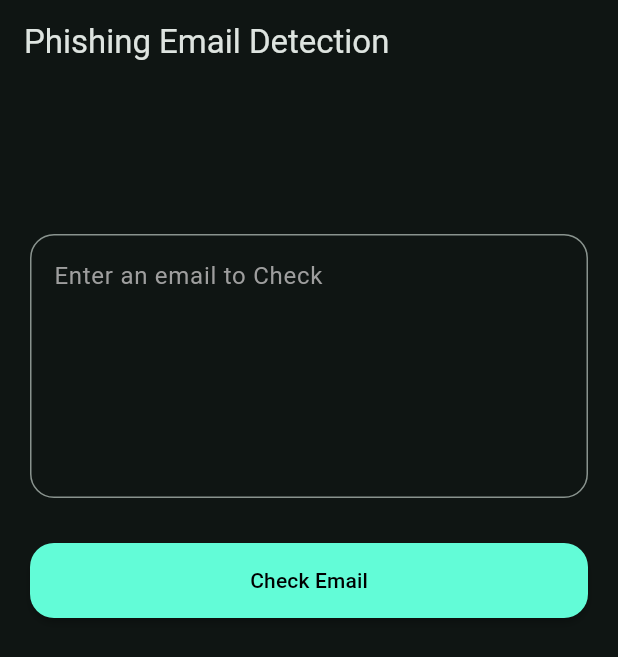
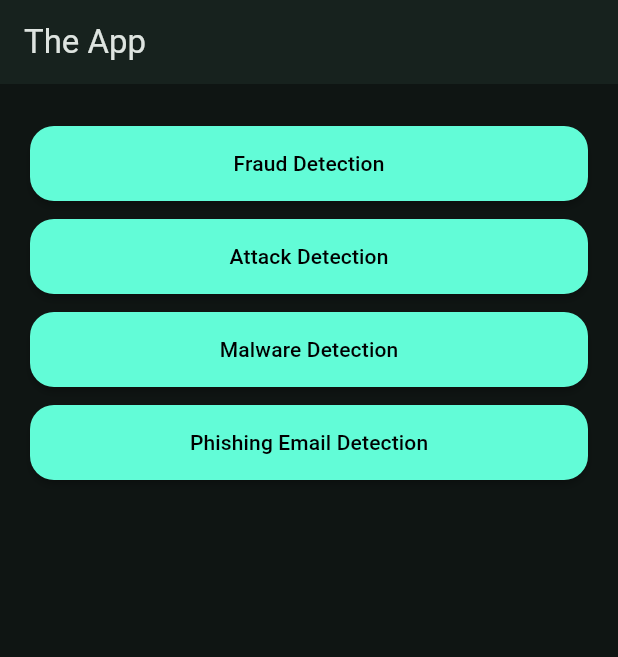
Before and after one commit to ahmedhamdi11/app, a Flutter app: the screen it shows after launch, on a phone screen of 412 x 824 dp. Shown: the top 657 px of the screen. Run offline on Flutter 3.47's test engine with Material 2 defaults, Android fonts, the phone set to English and light mode, and no system bars; our stand-ins replace dartz, dio, flutter_bloc, go_router.

Commit message:
home page & page transition added

```diff
--- /dev/null
+++ b/lib/Features/home/presentation/views/home_view.dart
@@ -0,0 +1,16 @@
+import 'package:app/Features/home/presentation/widgets/home_view_body.dart';
+import 'package:flutter/material.dart';
+
+class HomeView extends StatelessWidget {
+  const HomeView({super.key});
+
+  @override
+  Widget build(BuildContext context) {
+    return Scaffold(
+      appBar: AppBar(
+        title: const Text('The App'),
+      ),
+      body: const HomeViewBody(),
+    );
+  }
+}
--- /dev/null
+++ b/lib/Features/home/presentation/widgets/home_view_body.dart
@@ -0,0 +1,44 @@
+import 'package:app/core/utils/app_router.dart';
+import 'package:app/core/widgets/default_button.dart';
+import 'package:flutter/material.dart';
+import 'package:go_router/go_router.dart';
+
+class HomeViewBody extends StatelessWidget {
+  const HomeViewBody({super.key});
+
+  @override
+  Widget build(BuildContext context) {
+    return ListView(
+      padding: const EdgeInsets.symmetric(horizontal: 20, vertical: 28.0),
+      children: [
+        DefaultButton(
+          onPressed: () {},
+          btnText: 'Fraud Detection',
+        ),
+        const SizedBox(
+          height: 12.0,
+        ),
+        DefaultButton(
+          onPressed: () {},
+          btnText: 'Attack Detection',
+        ),
+        const SizedBox(
+          height: 12.0,
+        ),
+        DefaultButton(
+          onPressed: () {},
+          btnText: 'Malware Detection',
+        ),
+        const SizedBox(
+          height: 12.0,
+        ),
+        DefaultButton(
+          onPressed: () {
+            GoRouter.of(context).push(AppRouter.emailDetectionViewPath);
+          },
+          btnText: 'Phishing Email Detection',
+        ),
+      ],
+    );
+  }
+}
--- a/lib/core/utils/app_router.dart
+++ b/lib/core/utils/app_router.dart
@@ -1,21 +1,30 @@
+import 'package:app/Features/home/presentation/views/home_view.dart';
 import 'package:app/Features/phishing_email_detection/data/repos/email_detection_repo_impl.dart';
 import 'package:app/Features/phishing_email_detection/presentation/manager/cubit/phishing_email_cubit.dart';
 import 'package:app/Features/phishing_email_detection/presentation/views/email_detection_view.dart';
+import 'package:app/core/functions/default_page_transition_builder.dart';
 import 'package:app/core/services/api_services.dart';
 import 'package:flutter_bloc/flutter_bloc.dart';
 import 'package:go_router/go_router.dart';
 
 abstract class AppRouter {
-  static const emailDetectionViewPath = '/';
+  static const emailDetectionViewPath = '/emailDetectionViewPath';
   static GoRouter router = GoRouter(
     initialLocation: '/',
     routes: [
       GoRoute(
+        path: '/',
+        builder: (context, state) => const HomeView(),
+      ),
+      GoRoute(
         path: emailDetectionViewPath,
-        builder: (context, state) => BlocProvider(
-          create: (context) => PhishingEDCubit(
-              emailDetectionRepo: EmailDetectionRepoImpl(ApiServices())),
-          child: const EmailDetectionView(),
+        pageBuilder: (context, state) => defaultPageTransitionBuilder(
+          key: state.pageKey,
+          child: BlocProvider(
+            create: (context) => PhishingEDCubit(
+                emailDetectionRepo: EmailDetectionRepoImpl(ApiServices())),
+            child: const EmailDetectionView(),
+          ),
         ),
       )
     ],
--- a/lib/main.dart
+++ b/lib/main.dart
@@ -13,9 +13,13 @@ class MyApp extends StatelessWidget {
   @override
   Widget build(BuildContext context) {
     return MaterialApp.router(
+      debugShowCheckedModeBanner: false,
       routerConfig: AppRouter.router,
       title: 'App',
       theme: ThemeData(
+        appBarTheme: const AppBarTheme(
+          elevation: 2,
+        ),
         dialogTheme: const DialogTheme(
           surfaceTintColor: Colors.black,
         ),
```
Also changed, not shown: lib/core/functions/default_page_transition_builder.dart (added, +26 -0 lines).
